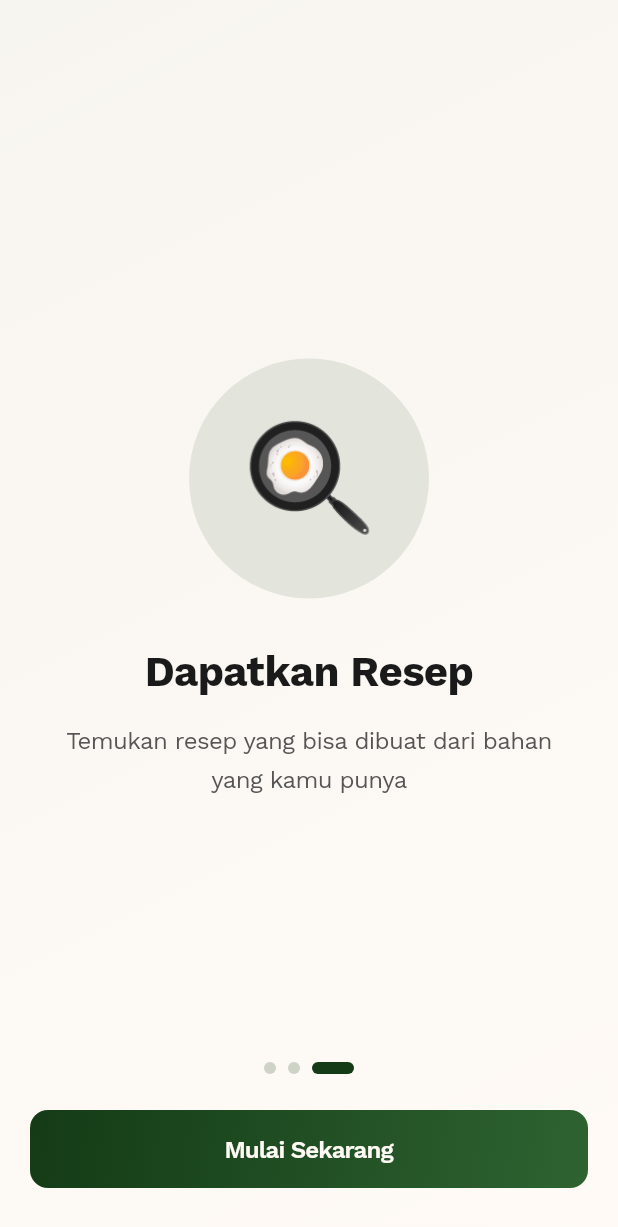
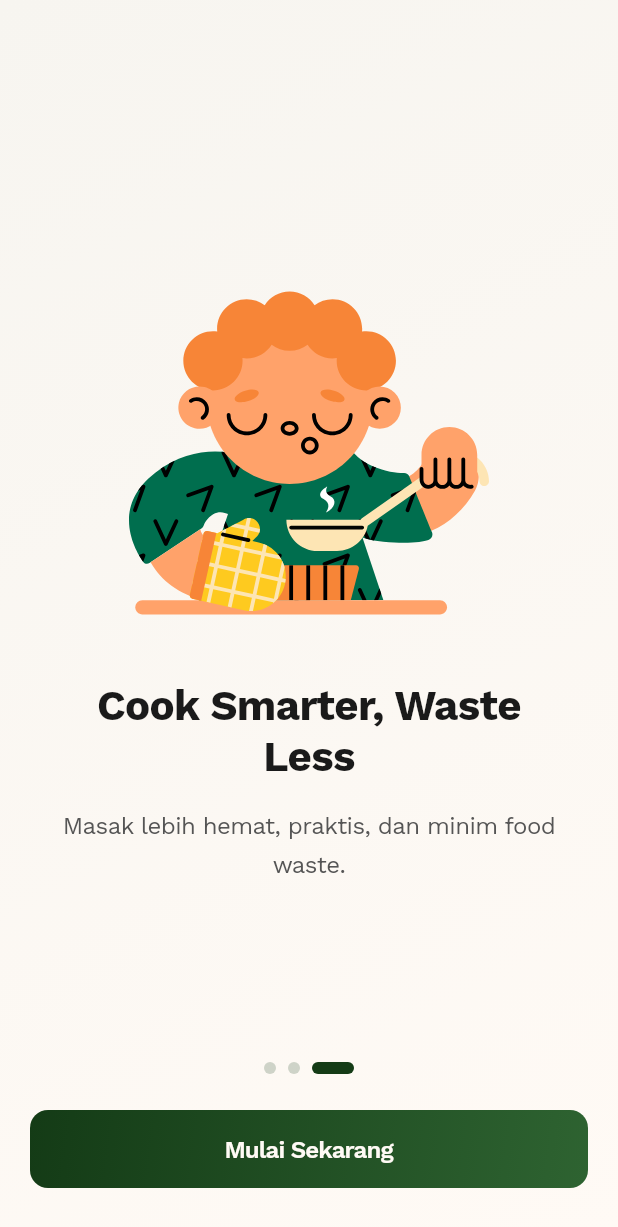
Before and after one commit to rianmubarok/cooksnap-mobile-app, a Flutter app: the screen it shows after launch, swiped to page 3, on a phone screen of 412 x 824 dp. Shown: the top 1227 px of the screen. Run offline on Flutter 3.47's test engine with Material 3 defaults, Android fonts, the phone set to English and light mode, and no system bars; our stand-ins replace flutter_svg, google_fonts.

```diff
--- a/lib/core/dummy_data.dart
+++ b/lib/core/dummy_data.dart
@@ -174,19 +174,19 @@ class DummyData {
   // Dummy Onboarding Data
   static const List<Map<String, dynamic>> onboardingPages = [
     {
-      'title': 'Foto Bahan Makanan',
-      'subtitle': 'Snap foto bahan makanan yang kamu punya di dapur',
-      'icon': '📸',
+      'title': 'Scan Ingredients Instantly',
+      'subtitle': 'Foto bahan makanan dan biarkan CookSnap mengenalinya otomatis.',
+      'image': 'assets/images/ws-1.svg',
     },
     {
-      'title': 'AI Deteksi Bahan',
-      'subtitle': 'AI kami akan mengenali bahan makanan dari fotomu secara otomatis',
-      'icon': '🤖',
+      'title': 'Get Smart Recipe Ideas',
+      'subtitle': 'Dapatkan rekomendasi resep dari bahan yang kamu punya.',
+      'image': 'assets/images/ws-2.svg',
     },
     {
-      'title': 'Dapatkan Resep',
-      'subtitle': 'Temukan resep yang bisa dibuat dari bahan yang kamu punya',
-      'icon': '🍳',
+      'title': 'Cook Smarter, Waste Less',
+      'subtitle': 'Masak lebih hemat, praktis, dan minim food waste.',
+      'image': 'assets/images/ws-3.svg',
     },
   ];
 }
--- a/lib/screens/onboarding/onboarding_screen.dart
+++ b/lib/screens/onboarding/onboarding_screen.dart
@@ -1,4 +1,5 @@
 import 'package:flutter/material.dart';
+import 'package:flutter_svg/flutter_svg.dart';
 import '../../core/app_colors.dart';
 import '../../core/app_constants.dart';
 import '../../core/app_routes.dart';
@@ -143,20 +144,11 @@ class _OnboardingScreenState extends State<OnboardingScreen> {
       child: Column(
         mainAxisAlignment: MainAxisAlignment.center,
         children: [
-          // Emoji Icon (replace with real illustration later)
-          Container(
-            width: 160,
-            height: 160,
-            decoration: BoxDecoration(
-              color: AppColors.primary.withOpacity(0.1),
-              shape: BoxShape.circle,
-            ),
-            child: Center(
-              child: Text(
-                page['icon'] as String,
-                style: const TextStyle(fontSize: 72),
-              ),
-            ),
+          // Illustration Image
+          SvgPicture.asset(
+            page['image'] as String,
+            width: 240,
+            height: 240,
           ),
 
           const SizedBox(height: AppConstants.spacingXl),
--- a/lib/screens/splash/splash_screen.dart
+++ b/lib/screens/splash/splash_screen.dart
@@ -86,8 +86,8 @@ class _SplashScreenState extends State<SplashScreen>
                 opacity: _fadeAnimation,
                 child: SvgPicture.asset(
                   'assets/logos/logo-1.svg',
-                  width: 100,
-                  height: 100,
+                  width: 80,
+                  height: 80,
                 ),
               ),
             ),
```
Also changed, not shown: pubspec.yaml (+7 -0 lines), assets/icons/icon.png (added), assets/images/ws-1.svg (added), assets/images/ws-2.svg (added), assets/images/ws-3.svg (added), pubspec.lock, 31 other files.
